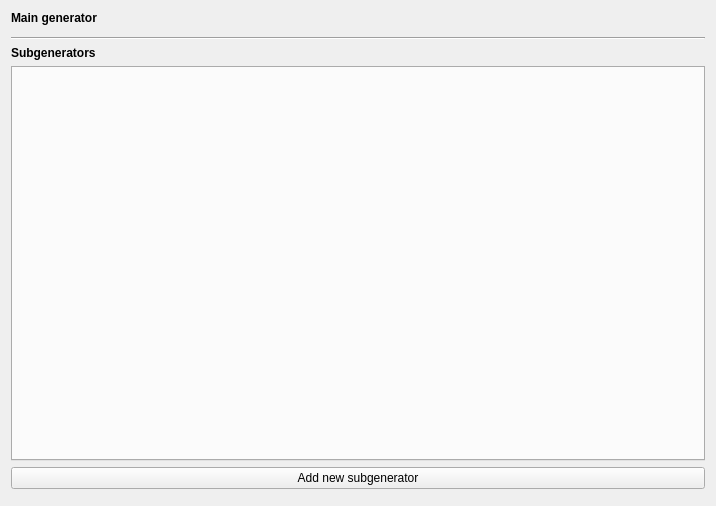
Above: src/GUI/views/generatoredit.ui from FireFragment/generator-of-generators before the change. Below: the same form after it.
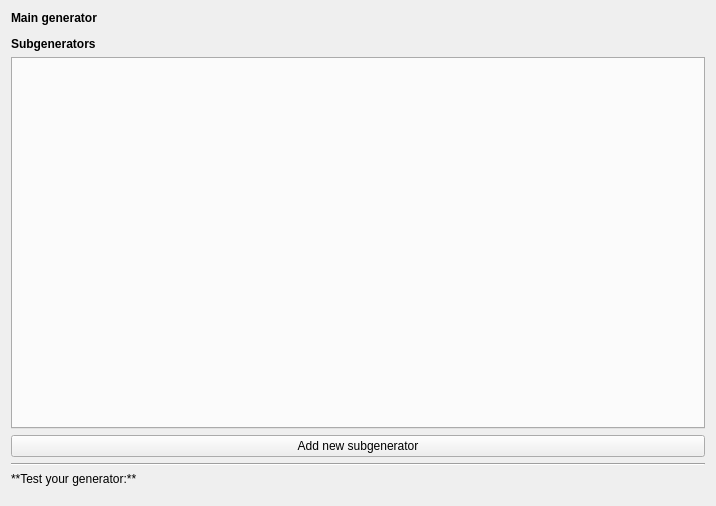
That is the form after the change. Custom widgets are drawn as their Qt base class.

Diff of the .ui file:
```diff
--- a/src/GUI/views/generatoredit.ui
+++ b/src/GUI/views/generatoredit.ui
@@ -37,13 +37,6 @@
      </property>
     </widget>
    </item>
-   <item>
-    <widget class="Line" name="line">
-     <property name="orientation">
-      <enum>Qt::Horizontal</enum>
-     </property>
-    </widget>
-   </item>
    <item>
     <widget class="QLabel" name="subgensLabel">
      <property name="font">
@@ -59,6 +52,12 @@
    </item>
    <item>
     <widget class="QTabWidget" name="subgeneratorsView">
+     <property name="sizePolicy">
+      <sizepolicy hsizetype="Expanding" vsizetype="Expanding">
+       <horstretch>0</horstretch>
+       <verstretch>128</verstretch>
+      </sizepolicy>
+     </property>
      <property name="currentIndex">
       <number>-1</number>
      </property>
@@ -75,7 +74,31 @@
     </widget>
    </item>
    <item>
-    <widget class="GeneratorResultView" name="result" native="true"/>
+    <widget class="Line" name="line">
+     <property name="orientation">
+      <enum>Qt::Horizontal</enum>
+     </property>
+    </widget>
+   </item>
+   <item>
+    <widget class="QLabel" name="label">
+     <property name="text">
+      <string>**Test your generator:**</string>
+     </property>
+     <property name="textFormat">
+      <enum>Qt::MarkdownText</enum>
+     </property>
+    </widget>
+   </item>
+   <item>
+    <widget class="GeneratorResultView" name="result" native="true">
+     <property name="sizePolicy">
+      <sizepolicy hsizetype="Preferred" vsizetype="Preferred">
+       <horstretch>0</horstretch>
+       <verstretch>1</verstretch>
+      </sizepolicy>
+     </property>
+    </widget>
    </item>
   </layout>
  </widget>
```
